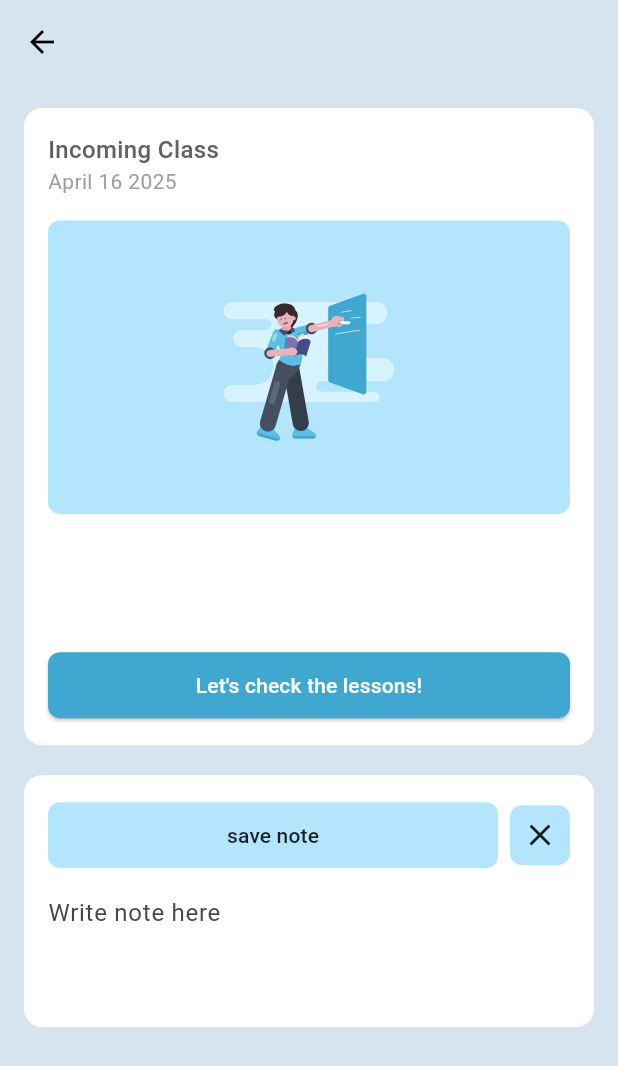
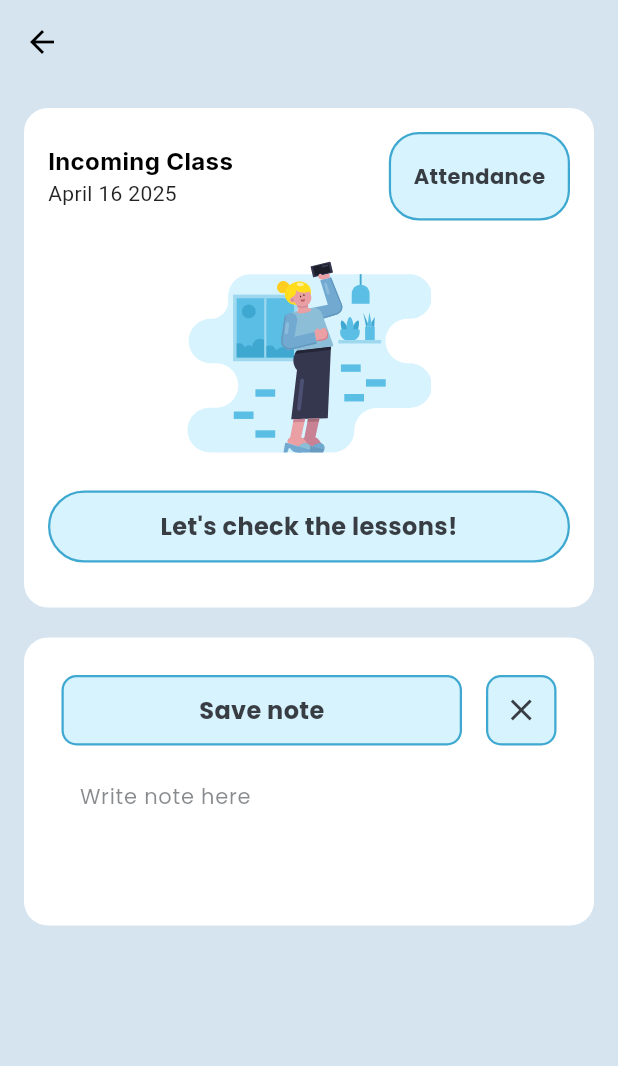
Before and after one commit to dzyy7/admin_ocean_learn2, a Flutter app: the CourseDetailPage screen opened directly with empty values, after a tap on "I want to write a note!", on a phone screen of 412 x 824 dp. Shown: the top 1066 px of the screen. Run offline on Flutter 3.47's test engine with Material 3 defaults, Android fonts, the light colour scheme and no system bars; our stand-ins replace flutter_svg, get, google_fonts, shared_preferences; accounts and stored records are empty.

Commit message:
style: [DZ] lesson card and note components for improved UI and functionality

```diff
--- a/lib/pages/home/home_page.dart
+++ b/lib/pages/home/home_page.dart
@@ -160,7 +160,7 @@ Widget _buildLessonsList() {
         onTap: () {
           Navigator.push(
             context,
-            MaterialPageRoute(
+                        MaterialPageRoute(
               builder: (context) => CourseDetailPage(
                 course: lesson,
                 lessonService: _courseService,
--- a/lib/widget/course_page/lesson_card.dart
+++ b/lib/widget/course_page/lesson_card.dart
@@ -2,6 +2,7 @@ import 'package:admin_ocean_learn2/pages/course_page/course_model.dart';
 import 'package:admin_ocean_learn2/utils/color_palette.dart';
 import 'package:flutter/material.dart';
 import 'package:flutter_svg/flutter_svg.dart';
+import 'package:google_fonts/google_fonts.dart';
 import 'package:intl/intl.dart';
 import 'package:url_launcher/url_launcher.dart';
 
@@ -17,47 +18,98 @@ class LessonCard extends StatelessWidget {
       padding: const EdgeInsets.all(16),
       decoration: BoxDecoration(
         color: Colors.white,
-        borderRadius: BorderRadius.circular(12),
+        borderRadius: BorderRadius.circular(16),
       ),
       child: Column(
         crossAxisAlignment: CrossAxisAlignment.start,
         children: [
-          Text("Incoming Class", style: TextStyle(fontSize: 16, fontWeight: FontWeight.w500, color: Colors.grey[700])),
-          Text(DateFormat('MMMM d yyyy').format(course.date), style: const TextStyle(fontSize: 14, color: Colors.grey)),
-          const SizedBox(height: 16),
-          AspectRatio(
-            aspectRatio: 16 / 9,
-            child: Container(
-              decoration: BoxDecoration(color: Colors.lightBlue.shade100, borderRadius: BorderRadius.circular(8)),
-              child: Center(child: SvgPicture.asset('assets/svg/home1.svg', width: 120)),
+          Row(
+            mainAxisAlignment: MainAxisAlignment.spaceBetween,
+            children: [
+              Column(
+                crossAxisAlignment: CrossAxisAlignment.start,
+                children: [
+                  Text(
+                    "Incoming Class",
+                    style: GoogleFonts.inter(
+                      fontSize: 16,
+                      fontWeight: FontWeight.bold,
+                      color: Colors.black
+                    )
+                  ),
+                  Text(
+                    DateFormat('MMMM d yyyy').format(course.date),
+                    style: const TextStyle(fontSize: 14, color: Colors.black87)
+                  ),
+                ],
+              ),
+              Container(
+                padding: const EdgeInsets.symmetric(horizontal: 15, vertical: 18),
+                decoration: BoxDecoration(
+                  color:  secondaryColor,
+                  border: Border.all(color: primaryColor, width: 1.5),
+                  borderRadius: BorderRadius.circular(20),
+                ),
+                child: Text(
+                  "Attendance",
+                  style: GoogleFonts.poppins(
+                    color: textColor,
+                    fontSize: 14,
+                    fontWeight: FontWeight.bold,
+                  ),
+                ),
+              ),
+            ],
+          ),
+          const SizedBox(height: 20),
+          Center(
+            child: SvgPicture.asset(
+              'assets/svg/course.svg',
+              width: 200,
+              height: 140,
             ),
           ),
-          const SizedBox(height: 16),
-          Text(course.title, style: const TextStyle(fontSize: 20, fontWeight: FontWeight.bold)),
-          const SizedBox(height: 8),
-          Text(course.description, style: TextStyle(fontSize: 14, color: Colors.grey[700])),
-          const SizedBox(height: 16),
-          SizedBox(
+          const SizedBox(height: 20),
+          Container(
             width: double.infinity,
-            child: ElevatedButton(
-              onPressed: () async {
-                if (course.url.isNotEmpty) {
-                  final Uri url = Uri.parse(course.url);
-                  if (!await launchUrl(url, mode: LaunchMode.externalApplication)) {
-                    ScaffoldMessenger.of(context).showSnackBar(const SnackBar(content: Text('Could not open the URL')));
+            height: 48,
+            decoration: BoxDecoration(
+              color: secondaryColor,
+              borderRadius: BorderRadius.circular(24),
+              border: Border.all(color: primaryColor, width: 1.5),
+            ),
+            child: Material(
+              color: Colors.transparent,
+              child: InkWell(
+                borderRadius: BorderRadius.circular(24),
+                onTap: () async {
+                  if (course.url.isNotEmpty) {
+                    final Uri url = Uri.parse(course.url);
+                    if (!await launchUrl(url, mode: LaunchMode.externalApplication)) {
+                      ScaffoldMessenger.of(context).showSnackBar(
+                        const SnackBar(content: Text('Could not open the URL'))
+                      );
+                    }
+                  } else {
+                    ScaffoldMessenger.of(context).showSnackBar(
+                      const SnackBar(content: Text('No URL available for this lesson'))
+                    );
                   }
-                } else {
-                  ScaffoldMessenger.of(context).showSnackBar(const SnackBar(content: Text('No URL available for this lesson')));
-                }
-              },
-              style: ElevatedButton.styleFrom(
-                backgroundColor: primaryColor,
-                padding: const EdgeInsets.symmetric(vertical: 12),
-                shape: RoundedRectangleBorder(borderRadius: BorderRadius.circular(8)),
+                },
+                child: Center(
+                  child: Text(
+                    "Let's check the lessons!",
+                    style: GoogleFonts.poppins(
+                      color: textColor,
+                      fontWeight: FontWeight.bold,
+                      fontSize: 16,
+                    ),
+                  ),
+                ),
               ),
-              child: const Text("Let's check the lessons!", style: TextStyle(color: Colors.white)),
             ),
           ),
+          SizedBox(height: 14),
         ],
       ),
     );
--- a/lib/widget/course_page/note_button.dart
+++ b/lib/widget/course_page/note_button.dart
@@ -1,4 +1,6 @@
+import 'package:admin_ocean_learn2/utils/color_palette.dart';
 import 'package:flutter/material.dart';
+import 'package:google_fonts/google_fonts.dart';
 
 class NoteButton extends StatelessWidget {
   final VoidCallback onPressed;
@@ -7,16 +9,38 @@ class NoteButton extends StatelessWidget {
 
   @override
   Widget build(BuildContext context) {
-    return SizedBox(
+    return Container(
       width: double.infinity,
-      child: ElevatedButton(
-        onPressed: onPressed,
-        style: ElevatedButton.styleFrom(
-          backgroundColor: Colors.white,
-          padding: const EdgeInsets.symmetric(vertical: 12),
-          shape: RoundedRectangleBorder(borderRadius: BorderRadius.circular(8)),
+      padding: const EdgeInsets.all(25),
+      decoration: BoxDecoration(
+        color: Colors.white,
+        borderRadius: BorderRadius.circular(16),
+      ),
+      child: Container(
+        width: double.infinity,
+        height: 47, // Fixed height for better control
+        decoration: BoxDecoration(
+          color: secondaryColor,
+          borderRadius: BorderRadius.circular(10),
+          border: Border.all(color: primaryColor, width: 1.5),
         ),
-        child: const Text("I want to write a note!", style: TextStyle(color: Colors.black87)),
+        child: Material(
+          color: Colors.transparent,
+          child: InkWell(
+            borderRadius: BorderRadius.circular(24),
+            onTap: onPressed,
+            child: Center(
+              child: Text(
+                "I want to write a note!",
+                style: GoogleFonts.poppins(
+                  color: textColor,
+                  fontWeight: FontWeight.bold,
+                  fontSize: 16,
+                ),
+              ),
+            ),
+          ),
+        ),
       ),
     );
   }
--- a/lib/widget/course_page/note_input.dart
+++ b/lib/widget/course_page/note_input.dart
@@ -1,4 +1,6 @@
+import 'package:admin_ocean_learn2/utils/color_palette.dart';
 import 'package:flutter/material.dart';
+import 'package:google_fonts/google_fonts.dart';
 
 class NoteInput extends StatelessWidget {
   final TextEditingController controller;
@@ -15,48 +17,87 @@ class NoteInput extends StatelessWidget {
   @override
   Widget build(BuildContext context) {
     return Container(
-      padding: const EdgeInsets.all(16),
-      decoration: BoxDecoration(color: Colors.white, borderRadius: BorderRadius.circular(12)),
+      padding: const EdgeInsets.all(25),
+      decoration: BoxDecoration(
+        color: Colors.white,
+        borderRadius: BorderRadius.circular(16)
+      ),
       child: Column(
         children: [
           Row(
             children: [
               Expanded(
-                child: ElevatedButton(
-                  onPressed: onSave,
-                  style: ElevatedButton.styleFrom(
-                    backgroundColor: Colors.lightBlue.shade100,
-                    elevation: 0,
-                    padding: const EdgeInsets.symmetric(vertical: 12),
-                    shape: RoundedRectangleBorder(borderRadius: BorderRadius.circular(8)),
+                child: Container(
+                  height: 47,
+                  decoration: BoxDecoration(
+                    color: secondaryColor,
+                    borderRadius: BorderRadius.circular(10),
+                    border: Border.all(color: primaryColor, width: 1.5),
                   ),
-                  child: const Text("save note", style: TextStyle(color: Colors.black87)),
+                  child: Material(
+                    color: Colors.transparent,
+                    child: InkWell(
+                      borderRadius: BorderRadius.circular(10),
+                      onTap: onSave,
+                      child: Center(
+                        child: Text(
+                          "Save note",
+                          style: GoogleFonts.poppins(
+                            color: textColor,
+                            fontWeight: FontWeight.bold,
+                            fontSize: 16,
                           ),
                         ),
-              const SizedBox(width: 8),
-              InkWell(
+                      ),
+                    ),
+                  ),
+                ),
+              ),
+              const SizedBox(width: 16),
+              Container(
+                width: 47,
+                height: 47,
+                decoration: BoxDecoration(
+                  color: secondaryColor,
+                  borderRadius: BorderRadius.circular(10),
+                  border: Border.all(color: primaryColor, width: 1.5),
+                ),
+                child: Material(
+                  color: Colors.transparent,
+                  child: InkWell(
+                    borderRadius: BorderRadius.circular(10),
                     onTap: onCancel,
-                child: Container(
-                  width: 40,
-                  height: 40,
-                  decoration: BoxDecoration(
-                    color: Colors.lightBlue.shade100,
-                    borderRadius: BorderRadius.circular(8),
+                    child: Icon(
+                      Icons.close,
+                      color: textColor,
+                      size: 24,
                     ),
-                  child: const Icon(Icons.close, color: Colors.black87),
+                  ),
                 ),
               ),
             ],
           ),
           const SizedBox(height: 16),
-          TextField(
+          Container(
+
+            padding: const EdgeInsets.symmetric(horizontal: 12, vertical: 8),
+            child: TextField(
               controller: controller,
-            decoration: const InputDecoration(
+              decoration: InputDecoration(
                 hintText: "Write note here",
+                hintStyle: GoogleFonts.poppins(
+                  color: textColor.withOpacity(0.6),
+                  fontSize: 14,
+                ),
                 border: InputBorder.none,
                 contentPadding: EdgeInsets.zero,
               ),
               maxLines: 3,
+              style: GoogleFonts.poppins(
+                color: textColor,
+                fontSize: 14,
+              ),
+            ),
           ),
         ],
       ),
```
Also changed, not shown: assets/svg/course.svg (added). Lines whose indentation alone changed are shown as unchanged.
